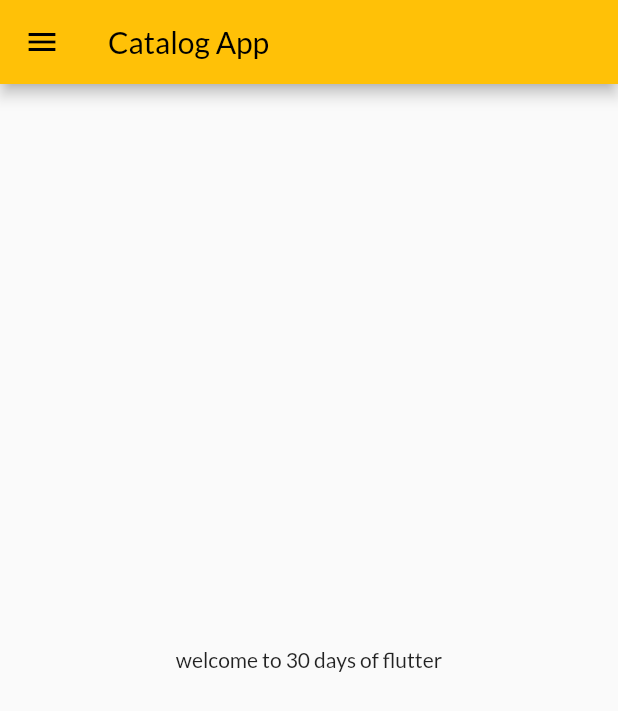
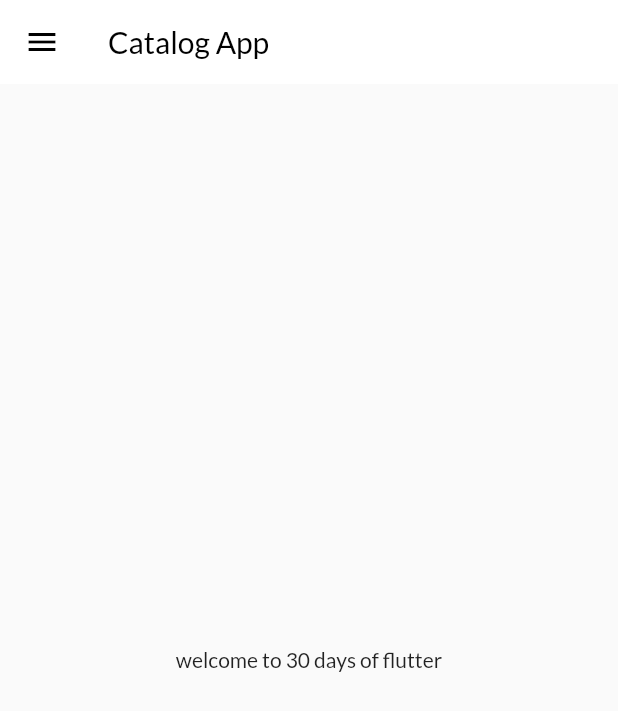
Before and after one commit to avanish460/30daysof-Flutter, a Flutter app: the HomePage screen opened by its route, on a phone screen of 412 x 824 dp. Shown: the top 711 px of the screen. Run offline on Flutter 3.47's test engine with Material 2 defaults, Android fonts, the phone set to English and light mode, and no system bars; our stand-ins replace google_fonts.

Commit message:
appBarTheme, extracting themes

```diff
--- /dev/null
+++ b/lib/widgets/themes.dart
@@ -0,0 +1,16 @@
+import 'package:flutter/material.dart';
+import 'package:google_fonts/google_fonts.dart';
+
+class MyTheme {
+  static ThemeData get lightTheme => ThemeData(
+      primarySwatch: Colors.amber,
+      fontFamily: GoogleFonts.lato().fontFamily,
+      appBarTheme: AppBarTheme(
+        color: Colors.white,
+        elevation: 0.0,
+      ));
+
+  static ThemeData get darkTheme => ThemeData(
+        brightness: Brightness.dark,
+      );
+}
```
Also changed, not shown: lib/main.dart (+3 -8 lines), lib/models/catalog.dart (added, +10 -0 lines).
